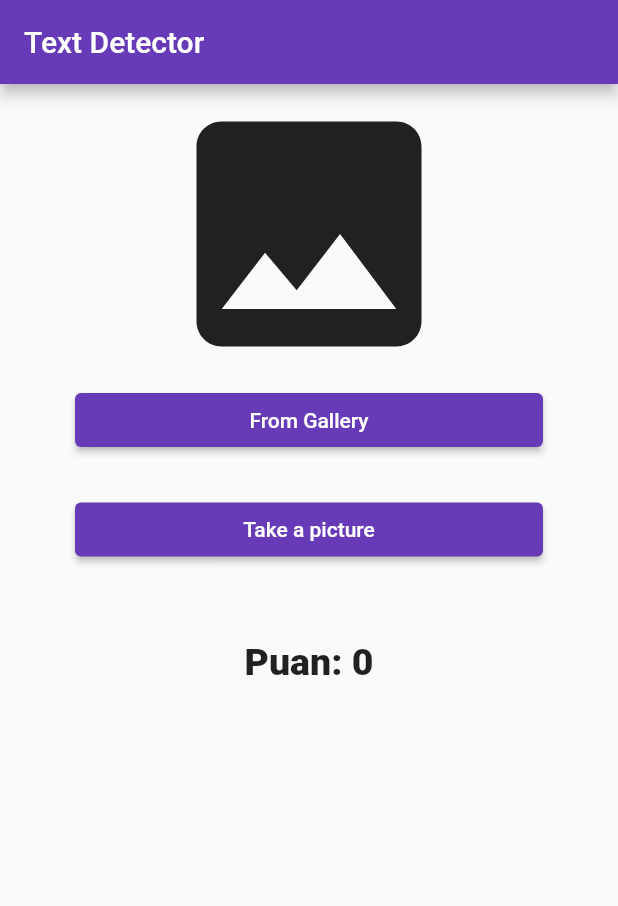
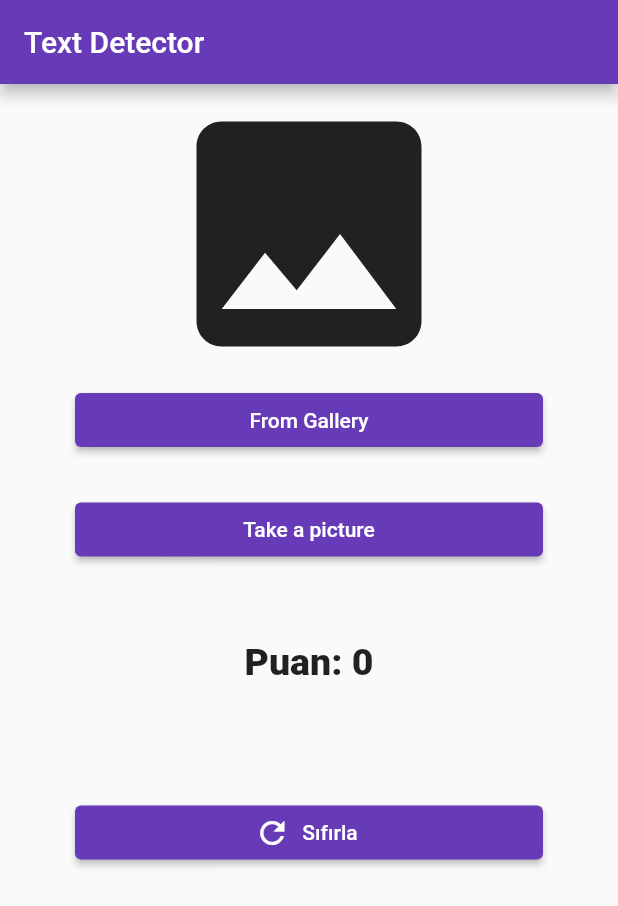
Before and after one commit to hmustafabolat/AKampus_Case, a Flutter app: the screen it shows after launch, after a tap on "From Gallery", on a phone screen of 412 x 824 dp. Shown: the top 906 px of the screen. Run offline on Flutter 3.47's test engine with Material 2 defaults, Android fonts, the phone set to English and light mode, and no system bars; our stand-ins replace camera, image_picker; missing offline and left inert: google_mlkit_commons, google_mlkit_text_recognition.

Commit message:
Score and Refresh state added

```diff
--- a/lib/view/gallery_view.dart
+++ b/lib/view/gallery_view.dart
@@ -10,27 +10,35 @@ class GalleryView extends StatefulWidget {
   GalleryView({
     Key? key,
     this.text,
-    required this.onImage,
+    required this.onImage, //Resim işleme işlemini gerçekleştirecek değişken.
     required this.point,
+    required this.resetImage, //Resmi sıfırlamak için oluşturulan değişken.
   }) : super(key: key);
 
   final String? text;
   final int point;
   final Function(InputImage inputImage) onImage;
+  final Function() resetImage;
 
   @override
   State<GalleryView> createState() => _GalleryViewState();
 }
 
 class _GalleryViewState extends State<GalleryView> {
-  File? image;
-  ImagePicker? imagePicker;
+  File? image; //Seçilen veya çekilen resmi saklamak için oluşturduğum değişken.
+  ImagePicker? imagePicker; //Resim seçme ve çekme işlemleri için bir nesne.
 
   @override
   void initState() {
     super.initState();
 
     imagePicker = ImagePicker();
+  }
+
+  void _restartImage() {
+    setState(() {
+      image = null;
+    });
   }
 
   @override
@@ -45,7 +53,7 @@ class _GalleryViewState extends State<GalleryView> {
                 child: Stack(
                   fit: StackFit.expand,
                   children: <Widget>[
-                    Image.file(image!),
+                    Image.file(image!), //Seçilen resmi görüntüleme.
                   ],
                 ),
               )
@@ -58,7 +66,7 @@ class _GalleryViewState extends State<GalleryView> {
           child: ElevatedButton(
             style: ElevatedButton.styleFrom(backgroundColor: Colors.deepPurple),
             child: Text('From Gallery'),
-            onPressed: () => _getImage(ImageSource.gallery),
+            onPressed: () => _getImage(ImageSource.gallery), //Galeriden resim seçmek için çağırılan işlev.
           ),
         ),
         Padding(
@@ -66,16 +74,37 @@ class _GalleryViewState extends State<GalleryView> {
           child: ElevatedButton(
             style: ElevatedButton.styleFrom(backgroundColor: Colors.deepPurple),
             child: Text('Take a picture'),
-            onPressed: () => _getImage(ImageSource.camera),
+            onPressed: () => _getImage(ImageSource.camera), //Resim çekmek için çağırılan işlev.
           ),
         ),
-        Center(child: Padding(padding: EdgeInsets.symmetric(horizontal: 50, vertical: 25),
-          child: Text("Puan: ${widget.point}", style: TextStyle(fontSize: 25, fontWeight: FontWeight.w900),),),),
+        Center(
+          child: Padding(
+            padding: EdgeInsets.symmetric(horizontal: 50, vertical: 25),
+            child: Text(
+              "Puan: ${widget.point}",
+              style: TextStyle(fontSize: 25, fontWeight: FontWeight.w900),
+            ),
+          ),
+        ),
+        Padding(
+          padding: EdgeInsets.symmetric(horizontal: 50, vertical: 50),
+          child: ElevatedButton.icon(
+            onPressed: () {
+              setState(() {
+                image = null; // Resmi sıfırla
+              });
+              widget.resetImage(); // Reset işlevini çağır
+            },
+            style: ElevatedButton.styleFrom(backgroundColor: Colors.deepPurple),
+            icon: Icon(Icons.refresh), // İkon eklemek için icon parametresi
+            label: Text('Sıfırla'), // Metin eklemek için label parametresi
+          ),
+        ),
 
         if (image != null)
           Padding(
             padding: const EdgeInsets.all(16.0),
-            child: Text('${widget.text ?? ''}'),
+            child: Text('${widget.text ?? ''}'), //Tanımlanan metni görüntüleme.
           ),
       ],
     );
@@ -85,17 +114,17 @@ class _GalleryViewState extends State<GalleryView> {
     setState(() {
       image = null;
     });
-    final pickedFile = await imagePicker?.pickImage(source: source);
+    final pickedFile = await imagePicker?.pickImage(source: source); //Resmi seçme veya çekme işlemi.
     if (pickedFile != null) {
-      _processFile(pickedFile.path);
+      _processFile(pickedFile.path); //Seçilen veya çekilen resmi işleme işlemi.
     }
   }
 
   Future _processFile(String path) async {
     setState(() {
-      image = File(path);
+      image = File(path); //Seçilen veya çekilen resmi saklama.
     });
     final inputImage = InputImage.fromFilePath(path);
-    widget.onImage(inputImage);
+    widget.onImage(inputImage); //Resim işleme işlemini çağırma.
   }
 }
--- a/lib/view/home.dart
+++ b/lib/view/home.dart
@@ -11,12 +11,18 @@ class Home extends StatefulWidget {
 }
 
 class _HomeViewState extends State<Home> {
-  List allowedList = ['pantene', 'gilette'];
-  var _textRecognizer = TextRecognizer(script: TextRecognitionScript.latin);
-  bool _isBusy = false;
-  String? _text;
-
-  int point = 0;
+  List allowedList = [
+    'pantene',
+    'gilette',
+    'orkid'
+  ]; //Aranmasını istediğim kelimeleri bir listede tutuyorum.
+  var _textRecognizer = TextRecognizer(
+      script: TextRecognitionScript
+          .latin); //Google ML Kit Text Recognition'ı kullanmak için bir nesne üretiyorum.
+  bool _isBusy =
+      false; //İşlemlerin devam edip etmediğini kontrol eden değişken.
+  String? _text; //Tanımlanan metni tutan değişken.
+  int point = 0; //Alınan puanı tutan değişken.
 
   @override
   void dispose() async {
@@ -32,28 +38,34 @@ class _HomeViewState extends State<Home> {
         title: Text('Text Detector'),
       ),
       body: GalleryView(
-        text: _text,
-        onImage: _processImage,
-        point: point,
+        text: _text, //Tanımlanan metin
+        onImage: _processImage, //Resim işleme özelliği
+        point: point, //Puanı aktardık
+        resetImage: _restartImage, //Resmin sıfırlanması için çağırılan özellik
       ),
     );
   }
 
   Future<void> _processImage(InputImage inputImage) async {
-    if (_isBusy) return;
+    if (_isBusy)
+      return; //İşlemin meşguliyet durumuna göre diğer işlemi bekliyoruz.
     _isBusy = true;
 
     setState(() {
-      _text = '';
+      _text = ''; //Tanımlanan metni temizler.
     });
 
-    final recognizedText = await _textRecognizer.processImage(inputImage);
-    bool findWord = false;
+    final recognizedText = await _textRecognizer
+        .processImage(inputImage); //Resimdeki metni tanımlayan işlem.
+    bool findWord =
+        false; //Dizide tanımladığımız kelimelerin bulunup bulunmadığını kontrol eden değişken.
     List textList = recognizedText.text
         .split(RegExp(r'\s+|\n+'))
         .map((e) => e.toLowerCase())
         .toList();
+    //Tanımlanan metni küçük harflere ayırıp liste yapar.
 
+    //Tanımlanan metin dizi içerisinde istenen kelimeleri bulunduruyorsa eğer kullanıcı puanına 10 ekle ve kelime bulundu diye işaretle.
     allowedList.forEach((element) {
       if (textList.contains(element)) {
         point += 10;
@@ -62,11 +74,13 @@ class _HomeViewState extends State<Home> {
     });
 
     if (findWord) {
-      _text = 'Recognized text:\n\n${recognizedText.text}';
+      _text =
+          'Recognized text:\n\n${recognizedText.text}'; //Tanınan metni sakla
     } else {
-      _showDialog(context);
+      _showDialog(context); //Kelime bulunmazsa eğer bildirim penceresi aç.
     }
 
+    //Bütün işlemi serbest bırakan yapı.
     _isBusy = false;
     if (mounted) {
       setState(() {});
@@ -92,4 +106,12 @@ class _HomeViewState extends State<Home> {
       },
     );
   }
+
+  //Resmi, puanı ve çıktıyı sıfırlayan fonksiyon.
+  void _restartImage() {
+    setState(() {
+      point = 0;
+      _text = null;
+    });
+  }
 }
```
Also changed, not shown: 1 other file.
